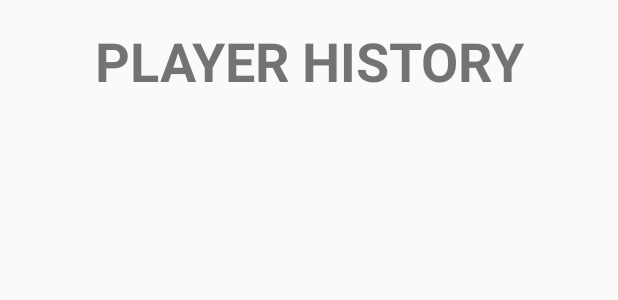
After one commit to TheBaileyBrew/FavoriteAthleteStatTracker, an Android app: the layout player_history.xml on its own in the app's theme, with its tools: preview values and no code run, on a phone screen of 412 x 824 dp. The commit adds this screen. Shown: the top 300 px of the screen. Run offline under Robolectric (Android 15) with nearby library versions, the phone set to English and light mode, and no system bars.

```diff
--- /dev/null
+++ b/app/src/main/res/layout/player_history.xml
@@ -0,0 +1,18 @@
+<?xml version="1.0" encoding="utf-8"?>
+<RelativeLayout
+    xmlns:android="http://schemas.android.com/apk/res/android"
+    android:orientation="vertical"
+    android:layout_width="match_parent"
+    android:layout_height="match_parent">
+
+    <TextView
+        android:id="@+id/player_history"
+        android:layout_width="match_parent"
+        android:layout_height="wrap_content"
+        android:layout_margin="@dimen/activity_horizontal_margin"
+        android:gravity="center"
+        android:textSize="36dp"
+        android:textStyle="bold"
+        android:text="PLAYER HISTORY"/>
+
+</RelativeLayout>
--- a/app/src/main/res/values/colors.xml
+++ b/app/src/main/res/values/colors.xml
@@ -8,4 +8,5 @@
     <color name="colorPrimaryTabOne">#ffffff</color>
     <color name="colorPrimaryTabTwo">#e1e1e1</color>
     <color name="colorPrimaryTabThree">#9c9c9c</color>
+    <color name="colorPrimaryTabFour">#717171</color>
 </resources>
```
Also changed, not shown: app/src/main/java/com/thebaileybrew/favoriteathletestattracker/MainActivity.java (+45 -2 lines), app/src/main/java/com/thebaileybrew/favoriteathletestattracker/PlayerHistoryFragment.java (added, +25 -0 lines), app/src/main/res/layout/player_statkeeper.xml (+22 -12 lines), app/src/main/res/menu/navigation.xml (+9 -3 lines), app/src/main/res/values/strings.xml (+4 -3 lines).
